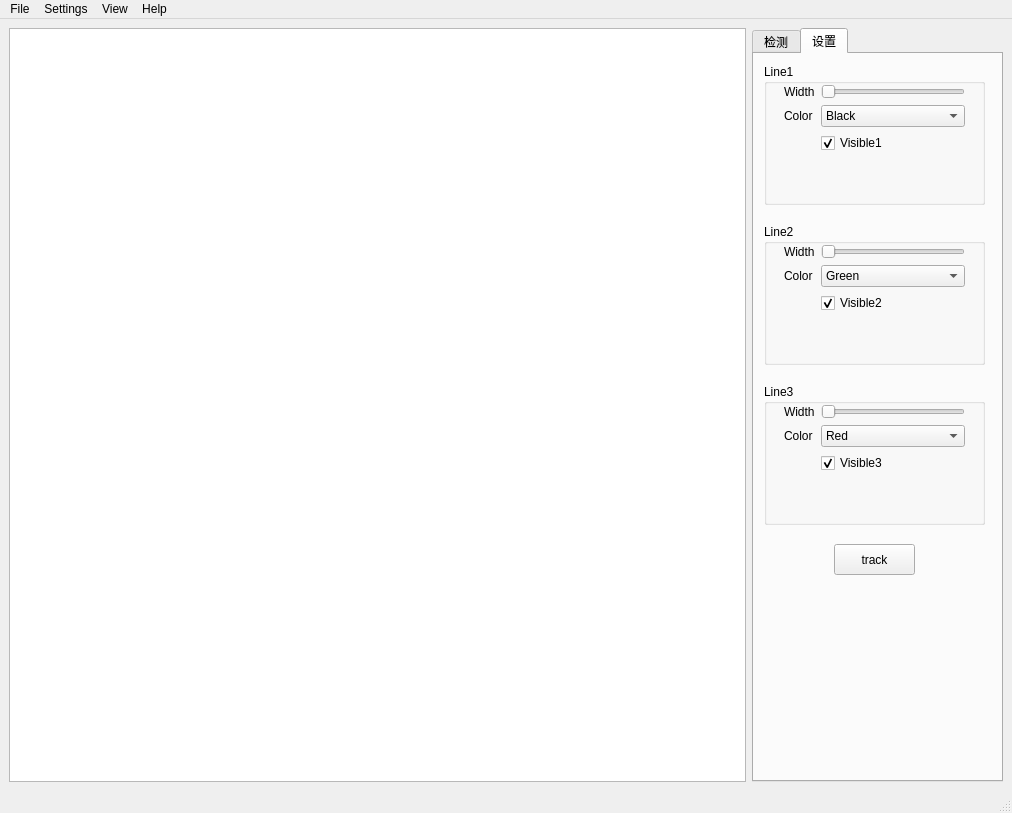
fanghaow/Srtp_project, file Software_project/primary_gui/original.ui: the form before one commit.
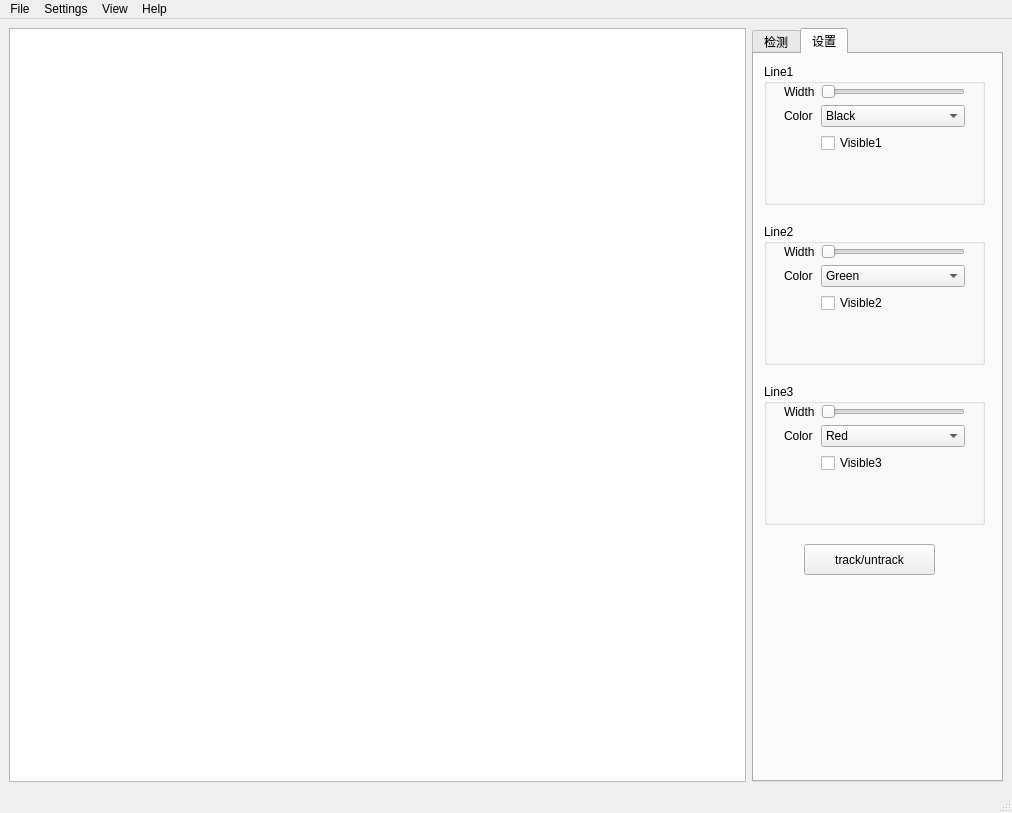
The form after the commit.

Commit message: complete line color and thickness control, update software, 2020.11.26, version5.0

What changed in the file:
```diff
--- a/Software_project/primary_gui/original.ui
+++ b/Software_project/primary_gui/original.ui
@@ -400,11 +400,14 @@
           </item>
           <item row="2" column="1">
            <widget class="QCheckBox" name="checkVisible_1">
+            <property name="enabled">
+             <bool>true</bool>
+            </property>
             <property name="text">
              <string>Visible1</string>
             </property>
             <property name="checked">
-             <bool>true</bool>
+             <bool>false</bool>
             </property>
            </widget>
           </item>
@@ -490,11 +493,14 @@
           </item>
           <item row="2" column="1">
            <widget class="QCheckBox" name="checkVisible_2">
+            <property name="enabled">
+             <bool>true</bool>
+            </property>
             <property name="text">
              <string>Visible2</string>
             </property>
             <property name="checked">
-             <bool>true</bool>
+             <bool>false</bool>
             </property>
            </widget>
           </item>
@@ -580,11 +586,14 @@
           </item>
           <item row="2" column="1">
            <widget class="QCheckBox" name="checkVisible_3">
+            <property name="enabled">
+             <bool>true</bool>
+            </property>
             <property name="text">
              <string>Visible3</string>
             </property>
             <property name="checked">
-             <bool>true</bool>
+             <bool>false</bool>
             </property>
            </widget>
           </item>
@@ -594,14 +603,14 @@
        <widget class="QPushButton" name="pushButton">
         <property name="geometry">
          <rect>
-          <x>80</x>
+          <x>50</x>
           <y>490</y>
-          <width>81</width>
+          <width>131</width>
           <height>31</height>
          </rect>
         </property>
         <property name="text">
-         <string>track</string>
+         <string>track/untrack</string>
         </property>
        </widget>
       </widget>
```
Left out of the diff: 25 changed lines with no effect on the pictures. The commit also changes 2 other files.
